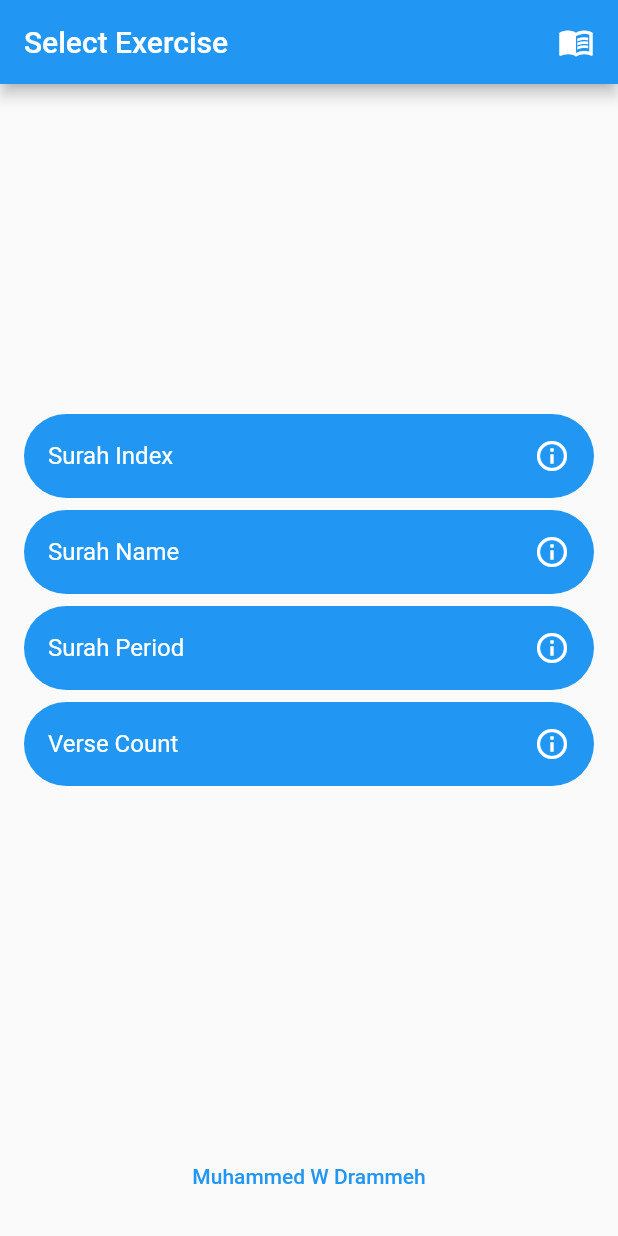
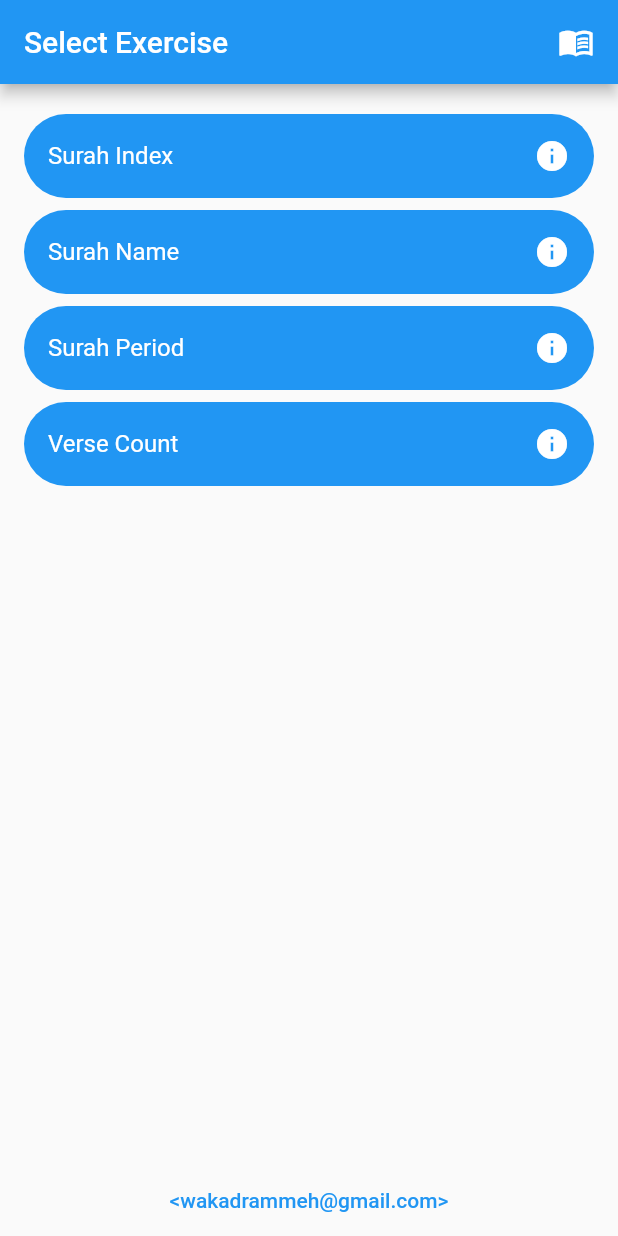
Before and after one commit to wdrammeh/surah_index, a Flutter app: the Homepage screen opened directly, on a phone screen of 412 x 824 dp. Run offline on Flutter 3.47's test engine with Material 2 defaults, Android fonts, the phone set to English and light mode, and no system bars.

Commit message:
update ux

```diff
--- a/lib/v4/surah.dart
+++ b/lib/v4/surah.dart
@@ -3,7 +3,7 @@ enum Surah {
   Baqara(name: "Baqarah", position: 2, period: Period.Madani, verses: 286),
   AliImran(name: "Ali Imran", position: 3, period: Period.Madani, verses: 200),
   Nisa(name: "Nisa", position: 4, period: Period.Madani, verses: 176),
-  Maidah(name: "Maidah", position: 5, period: Period.Madani, verses: 120),
+  Maidah(name: "Maida", position: 5, period: Period.Madani, verses: 120),
   Anham(name: "Anham", position: 6, period: Period.Makki, verses: 165),
   Ahraf(name: "Ahraf", position: 7, period: Period.Makki, verses: 206),
   Anfal(name: "Anfal", position: 8, period: Period.Madani, verses: 75),
@@ -15,7 +15,7 @@ enum Surah {
   Ibrahim(name: "Ibrahim", position: 14, period: Period.Makki, verses: 52),
   Hijr(name: "Hijr", position: 15, period: Period.Makki, verses: 99),
   Nahl(name: "Nahl", position: 16, period: Period.Makki, verses: 128),
-  Isra(name: "Isra", position: 17, period: Period.Makki, verses: 111),
+  Isra(name: "Israh", position: 17, period: Period.Makki, verses: 111),
   Kahf(name: "Kahf", position: 18, period: Period.Makki, verses: 110),
   Maryam(name: "Maryam", position: 19, period: Period.Makki, verses: 98),
   TaHa(name: "Ta-Ha", position: 20, period: Period.Makki, verses: 135),
--- a/lib/v4/v4.dart
+++ b/lib/v4/v4.dart
@@ -1,18 +1,12 @@
 import 'package:flutter/material.dart';
-import 'package:surah_index/v4/learn.dart';
+import 'package:surah_index/v4/learn_ux.dart';
 import 'package:surah_index/v4/index_exercise.dart';
 import 'package:surah_index/v4/name_exercise.dart';
 import 'package:surah_index/v4/period_exercise.dart';
 import 'package:surah_index/v4/verse_count_exercise.dart';
 
-
-void main() {
-  runApp(Application());
-}
-
-
 class Application extends StatelessWidget {
-  static const name = "Surah Index Exercise";
+  static const name = "Surah Quiz";
 
   Application({super.key});
 
@@ -20,49 +14,48 @@ class Application extends StatelessWidget {
   Widget build(BuildContext context) {
     return MaterialApp(
       title: name,
+      home: Homepage(),
       debugShowCheckedModeBanner: false,
-      home: Homepage(),
     );
   }
 }
 
+class Homepage extends StatelessWidget {
 
-class Homepage extends StatelessWidget {
   Homepage({super.key});
 
   Widget getExerciseTile(BuildContext context, String title, String about, Widget activity) {
     return Container(
-      margin: EdgeInsets.symmetric(vertical: 8/2, horizontal: 16),
+      margin: EdgeInsets.symmetric(vertical: 8/2,),
       decoration: BoxDecoration(
           color: Theme.of(context).primaryColor,
           borderRadius: BorderRadius.circular(50),
       ),
       child: ListTile(
         textColor: Colors.white,
-        title: Row(
-          mainAxisAlignment: MainAxisAlignment.spaceBetween,
-          children: [
-            Text(
+        title: Text(
           title,
           // style: TextStyle(fontWeight: FontWeight.bold),
         ),
-            GestureDetector(
+        trailing: GestureDetector(
           onTap: () {
             showDialog(context: context, builder: (context) {
               return AlertDialog(
                 title: Text(title),
                 content: Text(about),
                 actions: [
-                      TextButton(onPressed: () {
-                        Navigator.pop(context);
-                      }, child: Text("Ok"))
+                  TextButton(
+                    onPressed: () { Navigator.pop(context); },
+                    child: Text("Ok"),
+                  ),
                 ],
               );
             },);
           },
-              child: Icon(Icons.info_outlined, color: Colors.white,),
+          child: Icon(
+            Icons.info,
+            color: Colors.white,
           ),
-          ],
         ),
         onTap: () {
           Navigator.push(context, MaterialPageRoute(builder: (context) {
@@ -94,7 +87,9 @@ class Homepage extends StatelessWidget {
           ),
         ],
       ),
-      body: Center(
+      body: SingleChildScrollView(
+        child: Container(
+          padding: EdgeInsets.all(16),
           child: Column(
             mainAxisAlignment: MainAxisAlignment.center,
             children: [
@@ -110,17 +105,17 @@ class Homepage extends StatelessWidget {
             ],
           ),
         ),
-      bottomNavigationBar: Padding(
-          padding: EdgeInsets.all(16),
-          child: Row(
+      ),
+      bottomNavigationBar: Row(
         mainAxisAlignment: MainAxisAlignment.center,
         children: [
            TextButton(
             onPressed: () {},
-                child: Text("Muhammed W Drammeh"),
+            child: Text("<wakadrammeh@gmail.com>"),
           ),
         ],
-          )),
+      ),
     );
   }
+
 }
```
Also changed, not shown: lib/main.dart (+3 -4 lines), lib/v4/index_exercise.dart (+6 -2 lines), lib/v4/name_exercise.dart (+5 -2 lines), lib/v4/period_exercise.dart (+5 -2 lines), lib/v4/verse_count_exercise.dart (+5 -2 lines), lib/v1/v1.dart (renamed from lib/v1.dart), lib/v2/v2_1.dart (renamed from lib/v2_1.dart), lib/v2/v2_2.dart (renamed from lib/v2_2.dart), lib/v3/v3.dart (renamed from lib/v3.dart), lib/v4/learn_ux.dart (renamed from lib/v4/learn.dart), 3 other files. Lines whose indentation alone changed are shown as unchanged.
